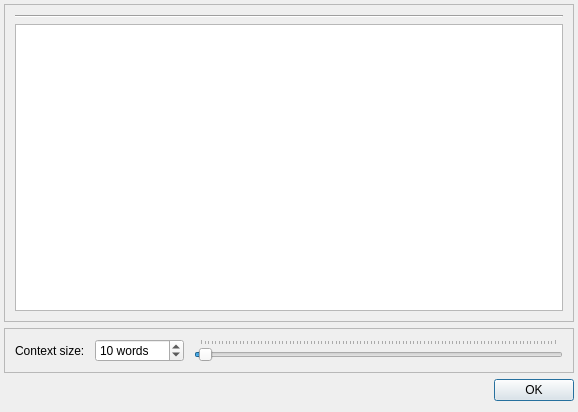
Old version of the form coquery/gui/contextview.ui in the repository gkunter/coquery.
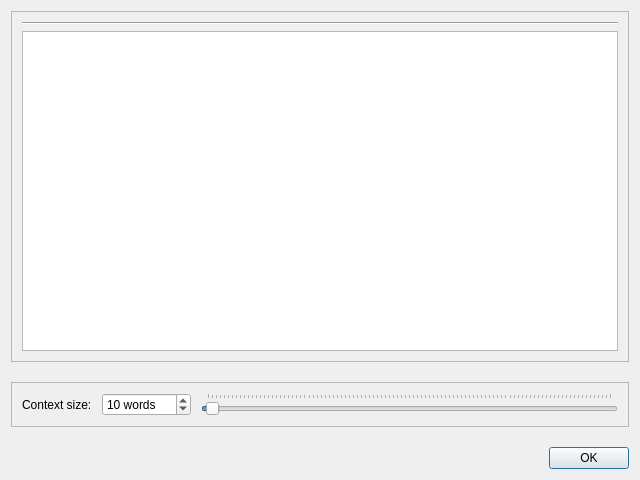
New version of the form.

Commit message: Change from QDialog to QWidget

Patch:
```diff
--- a/coquery/gui/contextview.ui
+++ b/coquery/gui/contextview.ui
@@ -1,30 +1,21 @@
 <?xml version="1.0" encoding="UTF-8"?>
 <ui version="4.0">
  <class>ContextView</class>
- <widget class="QDialog" name="ContextView">
+ <widget class="QWidget" name="ContextView">
   <property name="geometry">
    <rect>
     <x>0</x>
     <y>0</y>
-    <width>578</width>
-    <height>412</height>
+    <width>640</width>
+    <height>480</height>
    </rect>
   </property>
   <property name="windowTitle">
    <string>Context view – Coquery</string>
   </property>
-  <property name="sizeGripEnabled">
-   <bool>false</bool>
-  </property>
-  <layout class="QVBoxLayout" name="verticalLayout_2">
-   <property name="leftMargin">
-    <number>4</number>
-   </property>
-   <property name="topMargin">
-    <number>4</number>
-   </property>
-   <property name="rightMargin">
-    <number>4</number>
+  <layout class="QVBoxLayout" name="verticalLayout_3">
+   <property name="spacing">
+    <number>20</number>
    </property>
    <item>
     <widget class="QFrame" name="box_context">
@@ -34,7 +25,7 @@
      <property name="frameShadow">
       <enum>QFrame::Raised</enum>
      </property>
-     <layout class="QVBoxLayout" name="verticalLayout">
+     <layout class="QVBoxLayout" name="verticalLayout_2">
       <property name="margin">
        <number>10</number>
       </property>
@@ -49,7 +40,7 @@
        </layout>
       </item>
       <item>
-       <widget class="Line" name="line">
+       <widget class="Line" name="line_2">
         <property name="orientation">
          <enum>Qt::Horizontal</enum>
         </property>
```
Left out of the diff: 39 changed lines with no effect on the pictures. The commit also changes 3 other files.
